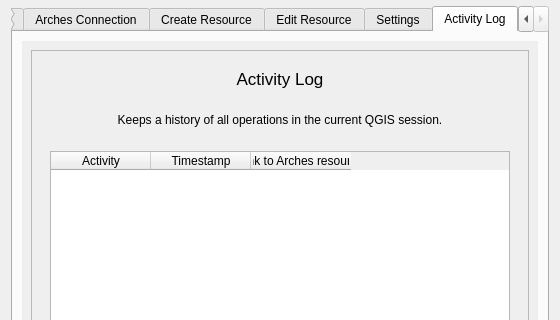
This is arches_project/ui/arches_project_dialog_base.ui in archesproject/arches-qgis as Qt 5 draws it before an edit; both pictures show x 0 to 560 and y 299 to 619 of the 560 by 700 pixel window. The edited form follows.
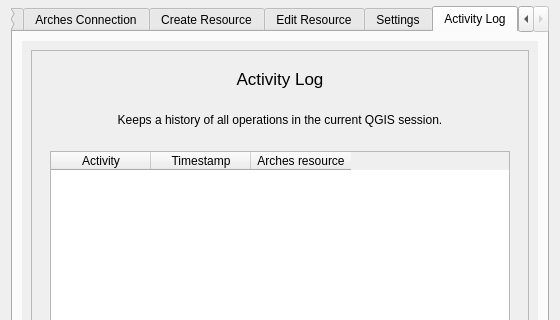
This is the edited form. Icons and pictures are not drawn. Custom widgets are drawn as their Qt base class.

Commit message: rename Link to Arches Resource

Diff of the .ui file:
```diff
--- a/arches_project/ui/arches_project_dialog_base.ui
+++ b/arches_project/ui/arches_project_dialog_base.ui
@@ -1541,7 +1541,7 @@
                    </column>
                    <column>
                     <property name="text">
-                     <string>Link to Arches resource</string>
+                     <string>Arches resource</string>
                     </property>
                    </column>
                   </widget>
```
